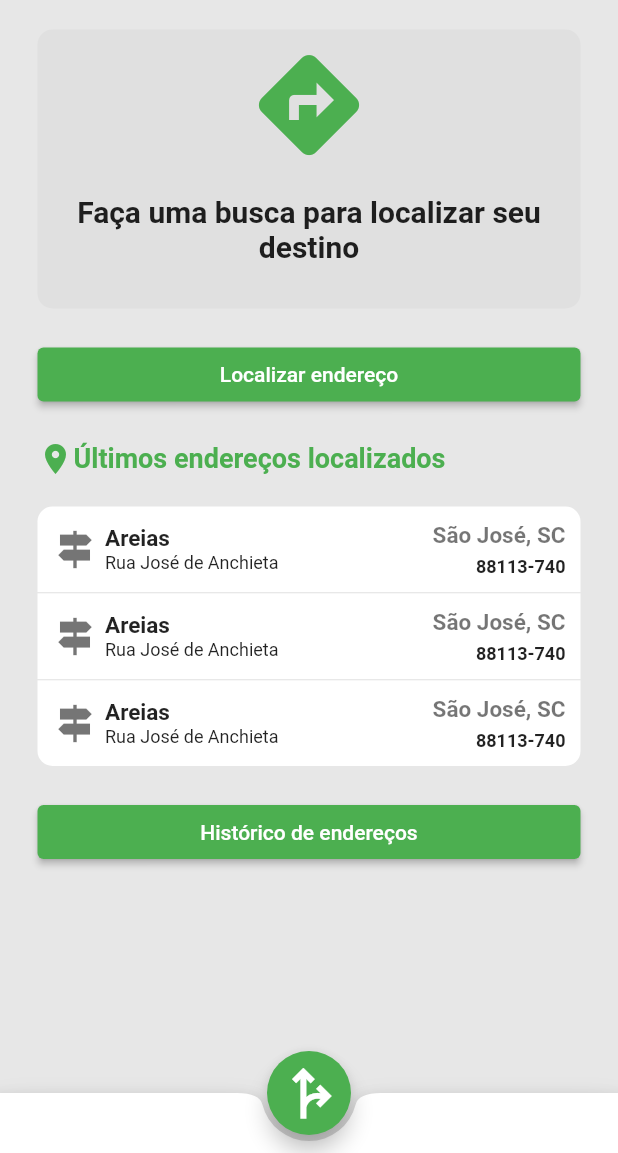
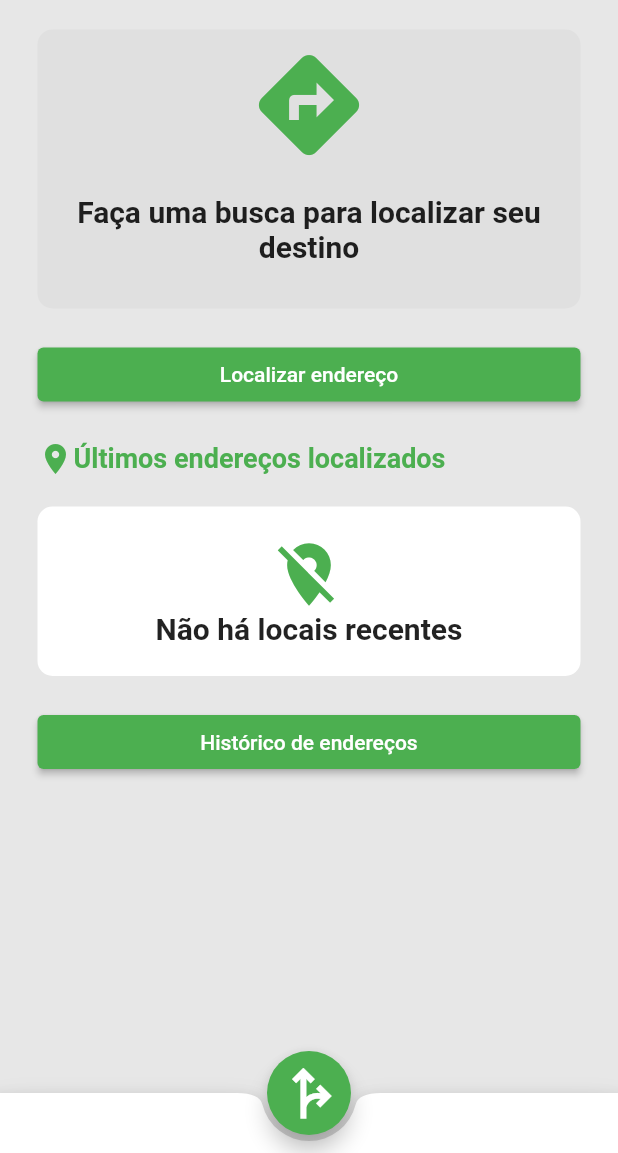
Before and after one commit to thiagoromendes/fast_location, a Flutter app: the screen it shows after launch, on a phone screen of 412 x 824 dp, the part 83-1236 px from its top. Run offline on Flutter 3.47's test engine with Material 2 defaults, Android fonts, the phone set to English and light mode, and no system bars; our stand-ins replace dio, flutter_mobx, hive, hive_flutter, mobx; missing offline and left inert: path_provider_android, path_provider_ios; accounts and stored records are empty; generated files the repository leaves out were written again.

Commit message:
chore: add local storage and changed home page, home controller, home service and home local repository

```diff
--- a/lib/main.dart
+++ b/lib/main.dart
@@ -2,9 +2,12 @@ import 'package:fast_location/src/modules/history/page/history_page.dart';
 import 'package:fast_location/src/modules/home/page/home_page.dart';
 import 'package:fast_location/src/modules/initial/page/initial_page.dart';
 import 'package:fast_location/src/routes/app_router.dart';
+import 'package:fast_location/src/shared/storage/hive_config.dart';
 import 'package:flutter/material.dart';
 
 void main() {
+  WidgetsFlutterBinding.ensureInitialized();
+  HiveConfig.initHiveDatabase();
   runApp(const App());
 }
 
--- a/lib/src/modules/home/components/address_list.dart
+++ b/lib/src/modules/home/components/address_list.dart
@@ -22,7 +22,9 @@ class _AddressListState extends State<AddressList> {
           color: Colors.white,
           borderRadius: BorderRadius.all(Radius.circular(10)),
         ),
-        child: ListView.separated(
+        child: widget.addressList.isEmpty
+            ? _addressListEmpty()
+            : ListView.separated(
                 shrinkWrap: true,
                 physics: const NeverScrollableScrollPhysics(),
                 itemBuilder: (context, index) {
@@ -33,6 +35,28 @@ class _AddressListState extends State<AddressList> {
                 itemCount: widget.addressList.length),
       ),
     ]);
+  }
+
+  Widget _addressListEmpty() {
+    return Padding(
+      padding: const EdgeInsets.all(20.0),
+      child: SizedBox(
+        width: MediaQuery.of(context).size.width,
+        child: Column(
+          crossAxisAlignment: CrossAxisAlignment.center,
+          children: const [
+            Icon(
+              Icons.location_off,
+              size: 50,
+              color: Colors.green,
+            ),
+            Text("Não há locais recentes",
+                textAlign: TextAlign.center,
+                style: TextStyle(fontSize: 20, fontWeight: FontWeight.bold))
+          ],
+        ),
+      ),
+    );
   }
 
   Widget _addressItem(AddressModel address) {
--- a/lib/src/modules/home/page/home_page.dart
+++ b/lib/src/modules/home/page/home_page.dart
@@ -20,6 +20,12 @@ class HomePage extends StatefulWidget {
 class _HomePageState extends State<HomePage> {
   final HomeController _controller = HomeController();
   TextEditingController searchController = TextEditingController();
+
+  @override
+  void initState() {
+    super.initState();
+    _controller.loadData();
+  }
 
   @override
   void dispose() {
@@ -138,32 +144,7 @@ class _HomePageState extends State<HomePage> {
                           Padding(
                             padding: const EdgeInsets.only(bottom: 20),
                             child: AddressList(
-                              addressList: [
-                                AddressModel(
-                                  cep: "88113-740",
-                                  publicPlace: 'Rua José de Anchieta',
-                                  complement: 'N 609, Casa 01',
-                                  neighborhood: 'Areias',
-                                  city: 'São José',
-                                  state: 'SC',
-                                ),
-                                AddressModel(
-                                  cep: "88113-740",
-                                  publicPlace: 'Rua José de Anchieta',
-                                  complement: 'N 609, Casa 01',
-                                  neighborhood: 'Areias',
-                                  city: 'São José',
-                                  state: 'SC',
-                                ),
-                                AddressModel(
-                                  cep: "88113-740",
-                                  publicPlace: 'Rua José de Anchieta',
-                                  complement: 'N 609, Casa 01',
-                                  neighborhood: 'Areias',
-                                  city: 'São José',
-                                  state: 'SC',
-                                )
-                              ],
+                              addressList: _controller.addressRecentList,
                             ),
                           ),
                           AppButton(
--- /dev/null
+++ b/lib/src/shared/storage/app_key.dart
@@ -0,0 +1,4 @@
+enum AppKey {
+  addrres_recent_list,
+  address_history_list,
+}
```
Also changed, not shown: lib/src/modules/home/controller/home_controller.dart (+18 -2 lines), lib/src/modules/home/repositories/home_local_repository.dart (added, +77 -0 lines), lib/src/modules/home/service/home_service.dart (+30 -5 lines), lib/src/shared/storage/hive_config.dart (added, +14 -0 lines), pubspec.yaml (+7 -0 lines), pubspec.lock. Lines whose indentation alone changed are shown as unchanged.
